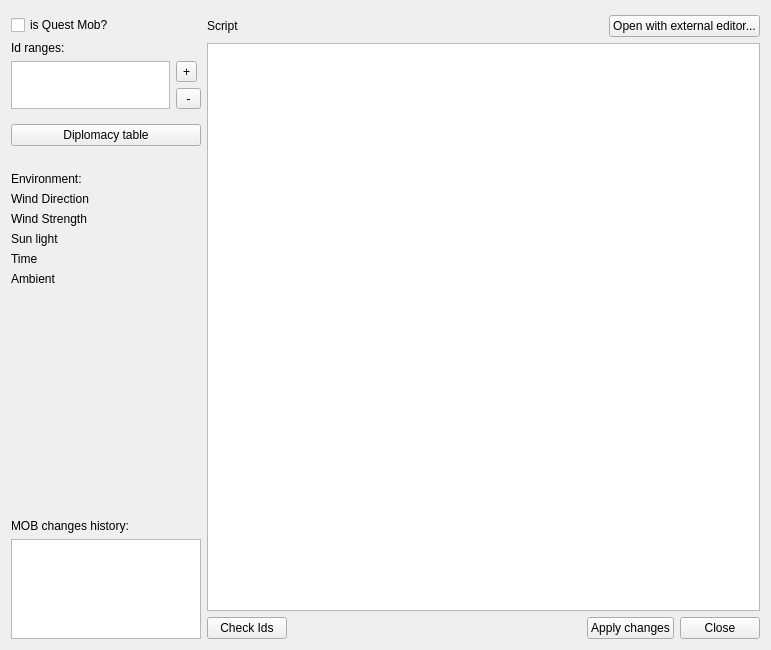
Above: mob_parameters.ui from konstvest/ei_maper before the change. Below: the same form after it.
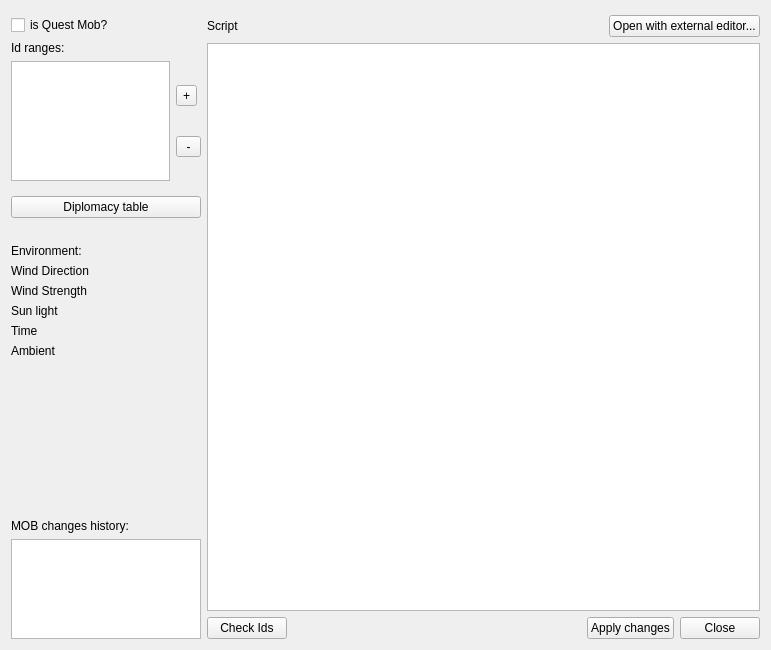
That is the form after the change.

What changed in the file:
```diff
--- a/mob_parameters.ui
+++ b/mob_parameters.ui
@@ -70,7 +70,7 @@
          <property name="minimumSize">
           <size>
            <width>0</width>
-           <height>0</height>
+           <height>120</height>
           </size>
          </property>
          <property name="maximumSize">
```
